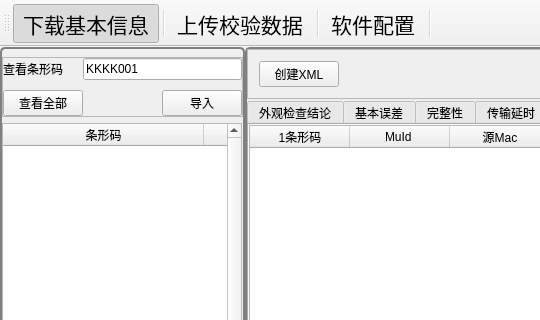
Qt form mainwindow.ui (jingzhesiye/MU_infoSys.WH) before a commit; both pictures show x 0 to 540 and y 0 to 320 of the 1000 by 500 pixel window.
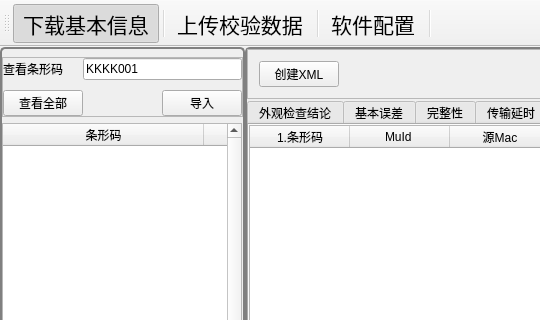
The same form after that commit. The open tabs and pages were chosen to show the change. Icons and pictures are not drawn.

Diff of the .ui file:
```diff
--- a/mainwindow.ui
+++ b/mainwindow.ui
@@ -2327,7 +2327,7 @@
                 <widget class="QTableWidget" name="MU_rslt_TabWidget">
                  <column>
                   <property name="text">
-                   <string>1条形码</string>
+                   <string>1.条形码</string>
                   </property>
                  </column>
                  <column>
@@ -2397,7 +2397,7 @@
                  </column>
                  <column>
                   <property name="text">
-                   <string>15审核状态</string>
+                   <string>15.审核状态</string>
                   </property>
                  </column>
                  <column>
```
Left out of the diff: 10 changed lines with no effect on the pictures.
